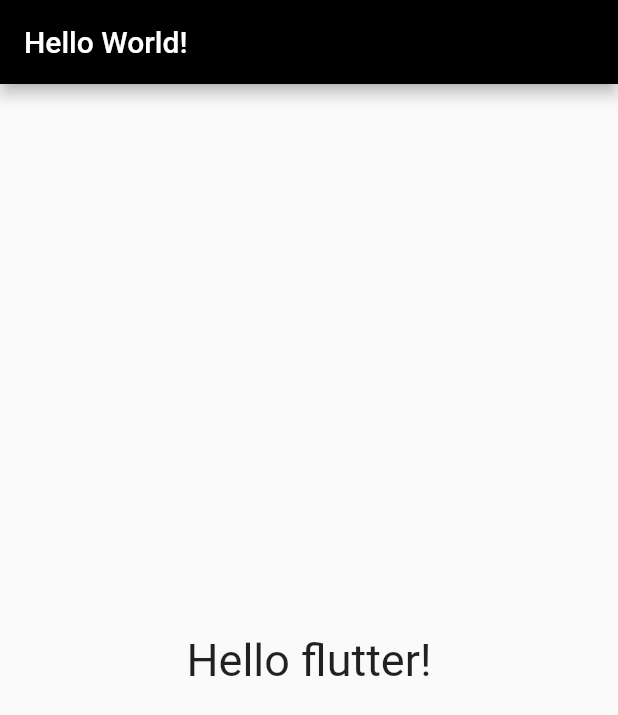
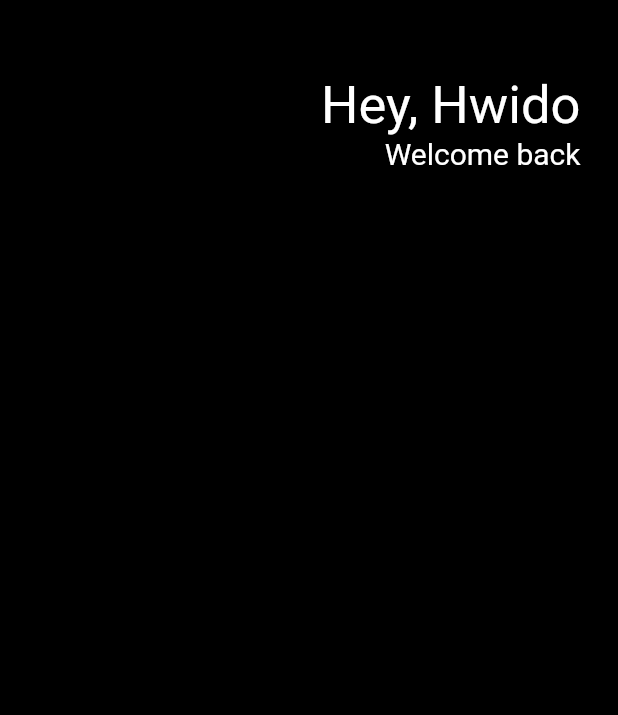
Before and after one commit to grootwo/Flutter-studying, a Flutter app: the screen it shows after launch, on a phone screen of 412 x 824 dp. Shown: the top 715 px of the screen. Run offline on Flutter 3.47's test engine with Material 2 defaults, Android fonts, the phone set to English and light mode, and no system bars; our stand-ins replace flutter_time_picker_spinner.

Commit message:
Start the wallet app and make header

```diff
--- a/toonlinkers/lib/main.dart
+++ b/toonlinkers/lib/main.dart
@@ -9,17 +9,43 @@ class App extends StatelessWidget {
   Widget build(BuildContext context) {
     return MaterialApp(
       home: Scaffold(
-        appBar: AppBar(
-          title: Text('Hello World!'),
-          backgroundColor: Color.fromARGB(255, 0, 0, 0),
+        backgroundColor: Color.fromARGB(255, 0, 0, 0),
+        body: Padding(
+          padding: EdgeInsets.symmetric(
+            horizontal: 25,
+          ),
+          child: Column(
+            children: [
+              SizedBox(
+                height: 50,
+              ),
+              Row(
+                mainAxisAlignment: MainAxisAlignment.end,
+                children: [
+                  Column(
+                    crossAxisAlignment: CrossAxisAlignment.end,
+                    children: [
+                      Text(
+                        'Hey, Hwido',
+                        style: TextStyle(
+                          fontSize: 35,
+                          color: Colors.white,
+                        ),
+                      ),
+                      Text(
+                        'Welcome back',
+                        style: TextStyle(
+                          fontSize: 20,
+                          color: Colors.white,
+                        ),
+                      ),
+                    ],
+                  )
+                ],
+              )
+            ],
+          ),
         ),
-        body: Center(
-          child: Text('Hello flutter!',
-            style: TextStyle(
-            fontSize: 30,
-            ),
-          ),
-        )
       ),
     );
   }
```
